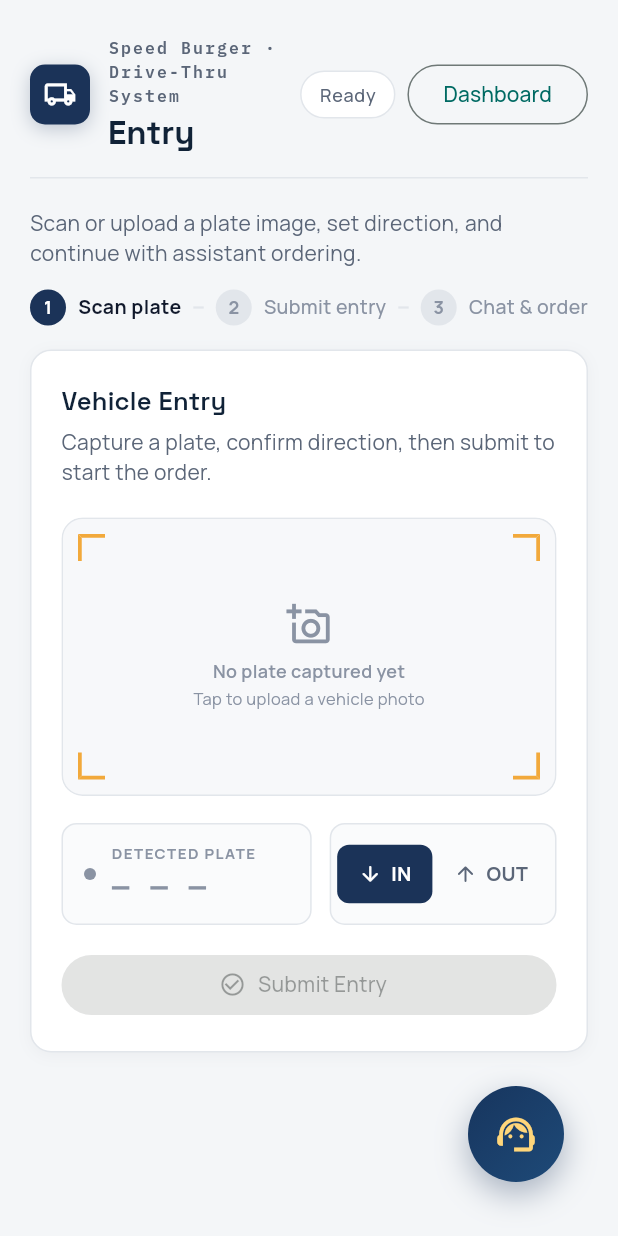
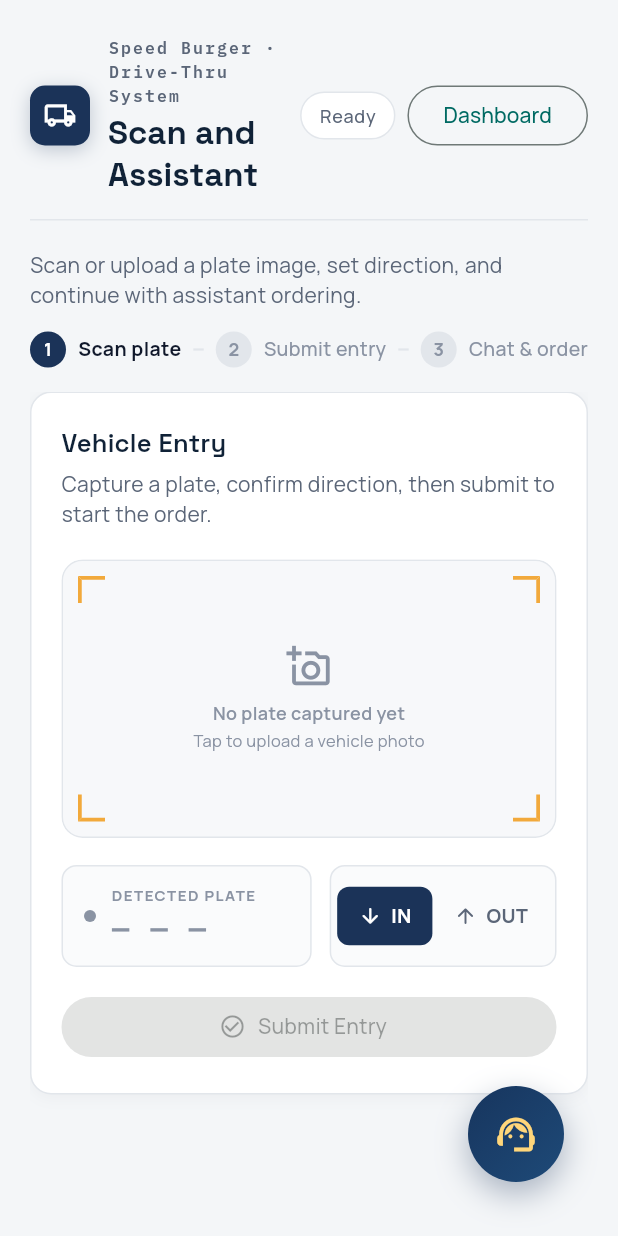
Before and after one commit to Jnyyy27/Drive-Thru-System, a Flutter app: the ScanChatPage screen opened by its route, after a tap on "Dashboard", after a tap on "Scan and Chat", on a phone screen of 412 x 824 dp. Run offline on Flutter 3.47's test engine with Material 3 defaults, Android fonts, the light colour scheme and no system bars; our stand-ins replace dio, flutter_tts, go_router, google_fonts, image_picker, shared_preferences and 2 more; accounts and stored records are empty; network calls fail.

Commit message:
Amend ui

```diff
--- a/lib/features/scan/scan_chat_page.dart
+++ b/lib/features/scan/scan_chat_page.dart
@@ -1,3 +1,4 @@
+import 'dart:async';
 import 'dart:typed_data';
 
 import 'package:dio/dio.dart';
@@ -38,6 +39,13 @@ class _ScanChatPageState extends State<ScanChatPage> {
   final List<Map<String, dynamic>> _history = <Map<String, dynamic>>[];
   int _voiceSessionId = 0;
   bool _voiceAutoSubmitting = false;
+
+  // Success messages ("Plate detected…", "Vehicle recorded as IN/OUT")
+  // now surface as a brief floating toast at the top of the screen
+  // instead of a persistent banner inside the panel.
+  Timer? _toastTimer;
+  bool _toastVisible = false;
+  String? _toastText;
 
   // Assistant now lives as a floating bubble instead of a fixed side
   // panel, so we track whether it's expanded and whether a reply
@@ -85,6 +93,7 @@ class _ScanChatPageState extends State<ScanChatPage> {
     _voice.dispose();
     _messageController.dispose();
     _chatScrollController.dispose();
+    _toastTimer?.cancel();
     super.dispose();
   }
 
@@ -93,6 +102,19 @@ class _ScanChatPageState extends State<ScanChatPage> {
   void _setStatus(String text, _StatusKind kind) {
     _statusText = text;
     _statusKind = kind;
+    if (kind == _StatusKind.success) {
+      _flashToast(text);
+    }
+  }
+
+  void _flashToast(String text) {
+    _toastText = text;
+    _toastVisible = true;
+    _toastTimer?.cancel();
+    _toastTimer = Timer(const Duration(milliseconds: 2600), () {
+      if (!mounted) return;
+      setState(() => _toastVisible = false);
+    });
   }
 
   // Keeps the conversation pinned to the latest message instead of
@@ -329,7 +351,7 @@ class _ScanChatPageState extends State<ScanChatPage> {
     final theme = Theme.of(context);
 
     return SpeedShell(
-      title: 'Entry',
+      title: 'Scan and Assistant',
       subtitle: 'Speed Burger · Drive-Thru System',
       trailing: Row(
         mainAxisSize: MainAxisSize.min,
@@ -393,6 +415,24 @@ class _ScanChatPageState extends State<ScanChatPage> {
                           maxHeight: panelMaxHeight,
                         )
                       : _buildAssistantBubble(key: const ValueKey('bubble')),
+                ),
+              ),
+              Positioned(
+                top: 4,
+                left: 16,
+                right: 16,
+                child: IgnorePointer(
+                  ignoring: !_toastVisible,
+                  child: AnimatedSlide(
+                    duration: const Duration(milliseconds: 220),
+                    curve: Curves.easeOut,
+                    offset: _toastVisible ? Offset.zero : const Offset(0, -0.4),
+                    child: AnimatedOpacity(
+                      duration: const Duration(milliseconds: 220),
+                      opacity: _toastVisible ? 1 : 0,
+                      child: _SuccessToast(text: _toastText ?? ''),
+                    ),
+                  ),
                 ),
               ),
             ],
@@ -473,7 +513,7 @@ class _ScanChatPageState extends State<ScanChatPage> {
             onPick: () => _pickAndDetect(ImageSource.gallery),
           ),
           const SizedBox(height: 18),
-          if (_statusText != null) ...[
+          if (_statusText != null && _statusKind != _StatusKind.success) ...[
             _StatusBanner(text: _statusText!, kind: _statusKind),
             const SizedBox(height: 16),
           ],
@@ -1086,6 +1126,53 @@ class _DirectionToggle extends StatelessWidget {
   }
 }
 
+/// Brief floating notification for success events ("Plate detected…",
+/// "Vehicle recorded as IN/OUT") shown at the top of the screen instead
+/// of sitting permanently inside the panel.
+class _SuccessToast extends StatelessWidget {
+  const _SuccessToast({required this.text});
+
+  final String text;
+
+  @override
+  Widget build(BuildContext context) {
+    return Material(
+      color: Colors.transparent,
+      child: Container(
+        padding: const EdgeInsets.symmetric(horizontal: 16, vertical: 12),
+        decoration: BoxDecoration(
+          color: const Color(0xFFF1FAF4),
+          borderRadius: BorderRadius.circular(12),
+          border: Border.all(color: SpeedColors.green.withValues(alpha: 0.45)),
+          boxShadow: [
+            BoxShadow(
+              color: SpeedColors.ink.withValues(alpha: 0.14),
+              blurRadius: 18,
+              offset: const Offset(0, 8),
+            ),
+          ],
+        ),
+        child: Row(
+          children: [
+            const Icon(Icons.check_circle, color: SpeedColors.green, size: 20),
+            const SizedBox(width: 10),
+            Expanded(
+              child: Text(
+                text,
+                style: const TextStyle(
+                  color: SpeedColors.green,
+                  fontWeight: FontWeight.w600,
+                  height: 1.3,
+                ),
+              ),
+            ),
+          ],
+        ),
+      ),
+    );
+  }
+}
+
 /// Color-coded status banner so a failed request looks obviously
 /// different from a successful scan instead of both being flat gray.
 class _StatusBanner extends StatelessWidget {
```
